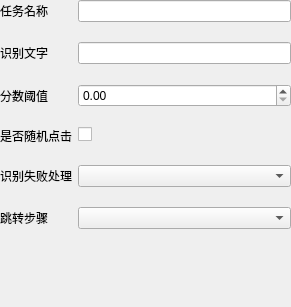
Before: the Qt Designer form src/ui/ocrForm/OcrForm.ui in Ferrarii-430/onmyoji-script, drawn with Qt 5.
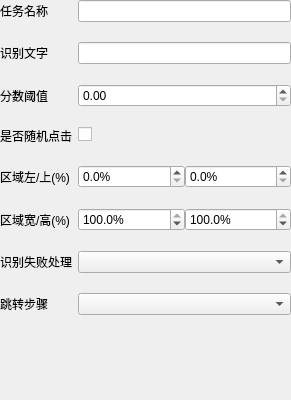
After: the same form once the commit is applied.

Commit message: OCR识别支持按百分比设置识别区域

The edit to the form file:
```diff
--- a/src/ui/ocrForm/OcrForm.ui
+++ b/src/ui/ocrForm/OcrForm.ui
@@ -7,7 +7,7 @@
     <x>0</x>
     <y>0</y>
     <width>291</width>
-    <height>307</height>
+    <height>400</height>
    </rect>
   </property>
   <property name="windowTitle">
@@ -19,7 +19,7 @@
      <x>0</x>
      <y>0</y>
      <width>291</width>
-     <height>301</height>
+     <height>394</height>
     </rect>
    </property>
    <layout class="QFormLayout" name="formLayout">
@@ -57,23 +57,109 @@
      </widget>
     </item>
     <item row="4" column="0">
+     <widget class="QLabel" name="roiPosLabel">
+      <property name="text">
+       <string>区域左/上(%)</string>
+      </property>
+      <property name="toolTip">
+       <string>识别区域左上角坐标，占图片宽/高的百分比</string>
+      </property>
+     </widget>
+    </item>
+    <item row="4" column="1">
+     <layout class="QHBoxLayout" name="roiPosLayout">
+      <item>
+       <widget class="QDoubleSpinBox" name="roiXBox">
+        <property name="maximum">
+         <double>100.000000000000000</double>
+        </property>
+        <property name="decimals">
+         <number>1</number>
+        </property>
+        <property name="suffix">
+         <string>%</string>
+        </property>
+       </widget>
+      </item>
+      <item>
+       <widget class="QDoubleSpinBox" name="roiYBox">
+        <property name="maximum">
+         <double>100.000000000000000</double>
+        </property>
+        <property name="decimals">
+         <number>1</number>
+        </property>
+        <property name="suffix">
+         <string>%</string>
+        </property>
+       </widget>
+      </item>
+     </layout>
+    </item>
+    <item row="5" column="0">
+     <widget class="QLabel" name="roiSizeLabel">
+      <property name="text">
+       <string>区域宽/高(%)</string>
+      </property>
+      <property name="toolTip">
+       <string>识别区域宽高，占图片宽/高的百分比；100%x100% 表示识别整张图片</string>
+      </property>
+     </widget>
+    </item>
+    <item row="5" column="1">
+     <layout class="QHBoxLayout" name="roiSizeLayout">
+      <item>
+       <widget class="QDoubleSpinBox" name="roiWBox">
+        <property name="maximum">
+         <double>100.000000000000000</double>
+        </property>
+        <property name="decimals">
+         <number>1</number>
+        </property>
+        <property name="suffix">
+         <string>%</string>
+        </property>
+        <property name="value">
+         <double>100.000000000000000</double>
+        </property>
+       </widget>
+      </item>
+      <item>
+       <widget class="QDoubleSpinBox" name="roiHBox">
+        <property name="maximum">
+         <double>100.000000000000000</double>
+        </property>
+        <property name="decimals">
+         <number>1</number>
+        </property>
+        <property name="suffix">
+         <string>%</string>
+        </property>
+        <property name="value">
+         <double>100.000000000000000</double>
+        </property>
+       </widget>
+      </item>
+     </layout>
+    </item>
+    <item row="6" column="0">
      <widget class="QLabel" name="label_4">
       <property name="text">
        <string>识别失败处理</string>
       </property>
      </widget>
     </item>
-    <item row="4" column="1">
+    <item row="6" column="1">
      <widget class="QComboBox" name="opencvErrorHandle"/>
     </item>
-    <item row="5" column="0">
+    <item row="7" column="0">
      <widget class="QLabel" name="stepInputLabel">
       <property name="text">
        <string>跳转步骤</string>
       </property>
      </widget>
     </item>
-    <item row="5" column="1">
+    <item row="7" column="1">
      <widget class="QComboBox" name="stepInputBox"/>
     </item>
     <item row="3" column="0">
```
The commit also changes 9 other files.
